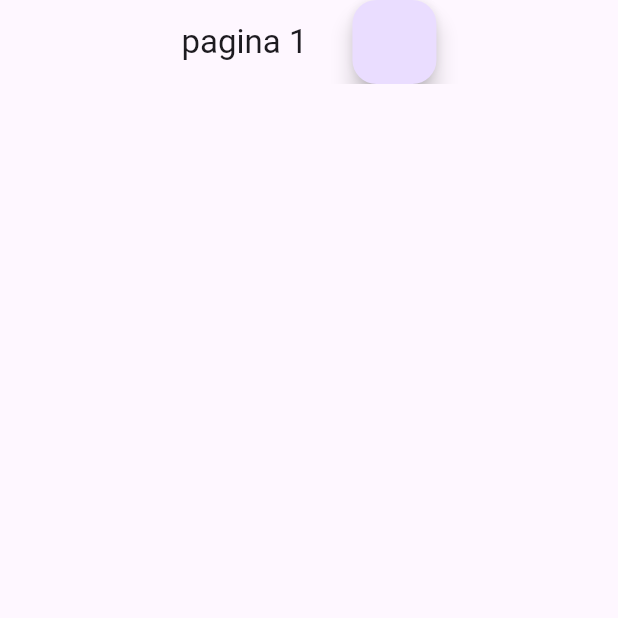
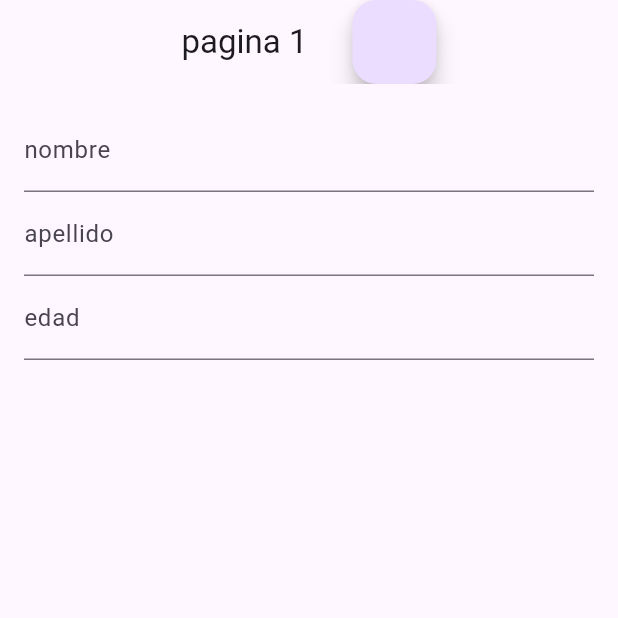
Before and after one commit to francodavid1998/s, a Flutter app: the screen it shows after launch, on a phone screen of 412 x 824 dp, the top half of it. Run offline on Flutter 3.47's test engine with Material 3 defaults, Android fonts, the phone set to English and light mode, and no system bars.

```diff
--- a/lib/pages/page1.dart
+++ b/lib/pages/page1.dart
@@ -1,9 +1,14 @@
 import 'package:fl1/pages/page2.dart';
 import 'package:flutter/material.dart';
 
-class Page1 extends StatelessWidget {
+class Page1 extends StatefulWidget {
   const Page1({super.key});
 
+  @override
+  State<Page1> createState() => _Page1State();
+}
+
+class _Page1State extends State<Page1> {
   @override
   Widget build(BuildContext context) {
     return Scaffold(
@@ -17,21 +22,76 @@ class Page1 extends StatelessWidget {
               SizedBox(
                 width: 30,
               ),
-              FloatingActionButton(
-                onPressed: () {
-                  _on(context);
-                },
+              Column(
+                children: [
+                  FloatingActionButton(
+                    onPressed: () {
+                      _on(context);
+                    },
+                  ),
+                ],
               )
             ],
           ),
         ),
       ),
+      //nuevo, aparte de convertir todo a stateful
+      body: Center(
+        child: Padding(
+          padding: const EdgeInsets.all(16.0),
+          child: Column(
+            children: [
+              TextField(
+                decoration: InputDecoration(labelText: "nombre"),
+                controller: nametextcontroller,
+              ),
+              TextField(
+                decoration: InputDecoration(labelText: "apellido"),
+                controller: lastnametextcontroller,
+              ),
+              TextField(
+                decoration: InputDecoration(labelText: "edad"),
+                controller: agetextcontroller,
+              ),
+            ],
+          ),
+        ),
+      ),
+
+      //nuevo
     );
+  }
+
+  late TextEditingController nametextcontroller;
+  late TextEditingController lastnametextcontroller;
+  late TextEditingController agetextcontroller;
+
+  @override
+  void initState() {
+    // TODO: implement initState
+    super.initState();
+    nametextcontroller = TextEditingController();
+
+    lastnametextcontroller = TextEditingController();
+
+    agetextcontroller = TextEditingController();
+  }
+
+  @override
+  void dispose() {
+    // TODO: implement dispose
+    super.dispose();
+    nametextcontroller.dispose();
+    lastnametextcontroller.dispose();
+    agetextcontroller.dispose();
   }
 
   void _on(BuildContext context) {
     Navigator.of(context).pushNamed("/2",
         arguments: Argumentosp2(
-            a1: "pagina 2", a2: false, a3: "argumento 2", a4: "argumento 3"));
+            a1: nametextcontroller.text,
+            a2: true,
+            a3: lastnametextcontroller.text,
+            a4: agetextcontroller.text));
   }
 }
```
